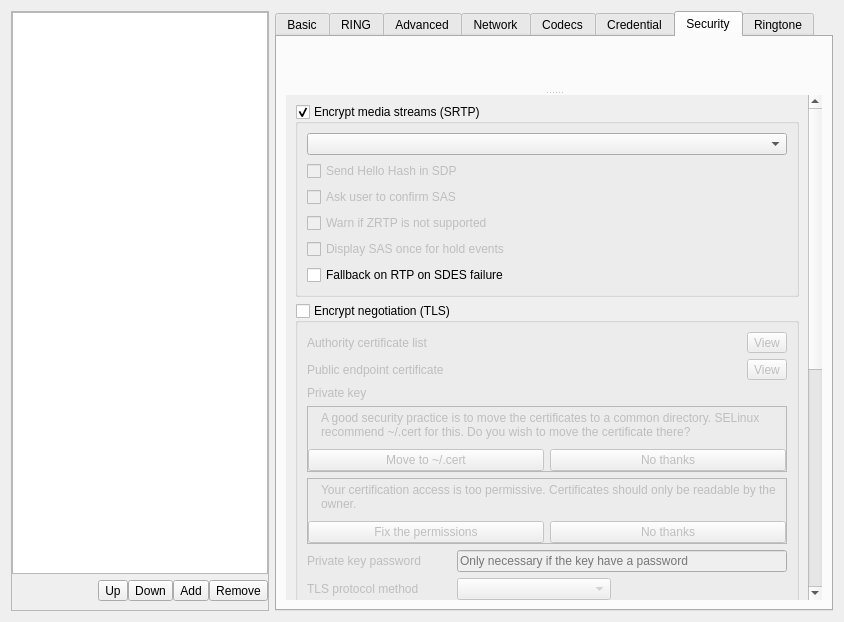
Old version of the form src/conf/dlgaccountsbase.ui in the repository KDE/ring-kde.
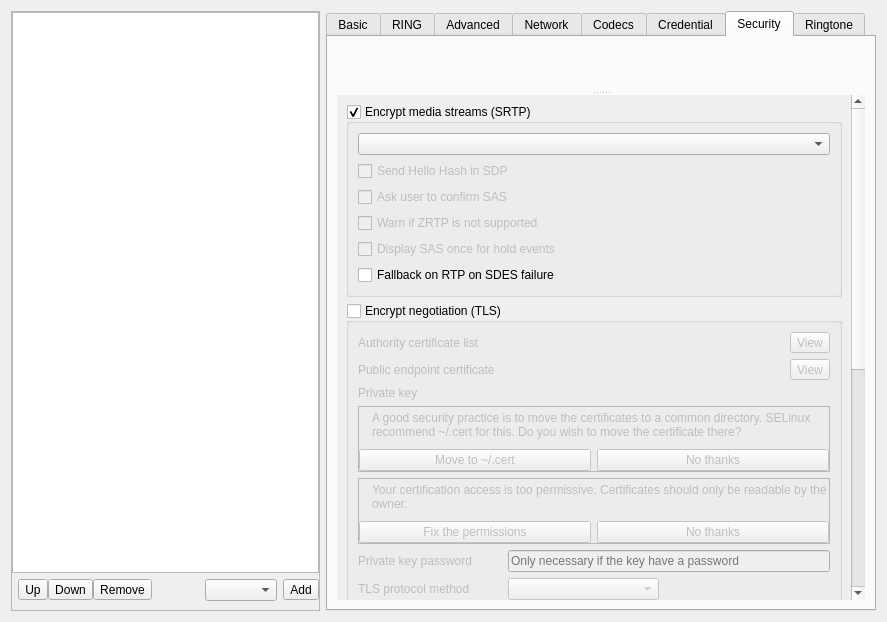
New version of the form. The open tabs and pages were chosen to show the change. Icons and pictures are not drawn. Custom widgets are drawn as their Qt base class.

Commit message:
ux: Account creation was almost impossible
It worked, but it tool several attempts to get everything ring
this is due recent changes in LibRingClient.

Refs #71995

Diff of the .ui file:
```diff
--- a/src/conf/dlgaccountsbase.ui
+++ b/src/conf/dlgaccountsbase.ui
@@ -6,7 +6,7 @@
    <rect>
     <x>0</x>
     <y>0</y>
-    <width>844</width>
+    <width>870</width>
     <height>622</height>
    </rect>
   </property>
@@ -68,6 +68,49 @@
          <property name="rightMargin">
           <number>0</number>
          </property>
+         <item row="0" column="0" colspan="5">
+          <widget class="CategorizedTreeView" name="treeView_accountList">
+           <property name="sizePolicy">
+            <sizepolicy hsizetype="Minimum" vsizetype="Expanding">
+             <horstretch>0</horstretch>
+             <verstretch>0</verstretch>
+            </sizepolicy>
+           </property>
+           <property name="minimumSize">
+            <size>
+             <width>150</width>
+             <height>0</height>
+            </size>
+           </property>
+           <property name="maximumSize">
+            <size>
+             <width>16777215</width>
+             <height>16777215</height>
+            </size>
+           </property>
+           <property name="acceptDrops">
+            <bool>true</bool>
+           </property>
+           <property name="whatsThis">
+            <string>By default, when you place a call, Ring will use the first account in this list which is &quot;registered&quot;. Change the order of the accounts using the &quot;Up&quot; and &quot;Down&quot; arrows. Enable/disable them by checking/unchecking them on the left of the item. Add or remove some with &quot;Plus&quot; and &quot;Sub&quot; buttons. Edit the selected account with the form on the right.</string>
+           </property>
+           <property name="dragEnabled">
+            <bool>true</bool>
+           </property>
+           <property name="dragDropMode">
+            <enum>QAbstractItemView::DragDrop</enum>
+           </property>
+           <property name="defaultDropAction">
+            <enum>Qt::MoveAction</enum>
+           </property>
+           <property name="indentation">
+            <number>5</number>
+           </property>
+           <property name="headerHidden">
+            <bool>true</bool>
+           </property>
+          </widget>
+         </item>
          <item row="1" column="1">
           <layout class="QHBoxLayout" name="horizontalLayout_6">
            <property name="spacing">
@@ -105,34 +148,6 @@
              </property>
             </widget>
            </item>
-           <item>
-            <widget class="CenterToolButton" name="button_accountAdd">
-             <property name="sizePolicy">
-              <sizepolicy hsizetype="Fixed" vsizetype="Fixed">
-               <horstretch>0</horstretch>
-               <verstretch>0</verstretch>
-              </sizepolicy>
-             </property>
-             <property name="sizeIncrement">
-              <size>
-               <width>0</width>
-               <height>0</height>
-              </size>
-             </property>
-             <property name="toolTip">
-              <string>Add a new account</string>
-             </property>
-             <property name="whatsThis">
-              <string>This button enables you to initialize a new account. You will then be able to edit it using the form on the right.</string>
-             </property>
-             <property name="text">
-              <string comment="Add new account">Add</string>
-             </property>
-             <property name="shortcut">
-              <string notr="true">+</string>
-             </property>
-            </widget>
-           </item>
            <item>
             <widget class="RightToolButton" name="button_accountRemove">
              <property name="sizePolicy">
@@ -160,50 +175,7 @@
            </item>
           </layout>
          </item>
-         <item row="0" column="0" colspan="2">
-          <widget class="CategorizedTreeView" name="treeView_accountList">
-           <property name="sizePolicy">
-            <sizepolicy hsizetype="Minimum" vsizetype="Expanding">
-             <horstretch>0</horstretch>
-             <verstretch>0</verstretch>
-            </sizepolicy>
-           </property>
-           <property name="minimumSize">
-            <size>
-             <width>150</width>
-             <height>0</height>
-            </size>
-           </property>
-           <property name="maximumSize">
-            <size>
-             <width>16777215</width>
-             <height>16777215</height>
-            </size>
-           </property>
-           <property name="acceptDrops">
-            <bool>true</bool>
-           </property>
-           <property name="whatsThis">
-            <string>By default, when you place a call, Ring will use the first account in this list which is &quot;registered&quot;. Change the order of the accounts using the &quot;Up&quot; and &quot;Down&quot; arrows. Enable/disable them by checking/unchecking them on the left of the item. Add or remove some with &quot;Plus&quot; and &quot;Sub&quot; buttons. Edit the selected account with the form on the right.</string>
-           </property>
-           <property name="dragEnabled">
-            <bool>true</bool>
-           </property>
-           <property name="dragDropMode">
-            <enum>QAbstractItemView::DragDrop</enum>
-           </property>
-           <property name="defaultDropAction">
-            <enum>Qt::MoveAction</enum>
-           </property>
-           <property name="indentation">
-            <number>5</number>
-           </property>
-           <property name="headerHidden">
-            <bool>true</bool>
-           </property>
-          </widget>
-         </item>
-         <item row="1" column="0">
+         <item row="1" column="2">
           <spacer name="horizontalSpacer">
            <property name="orientation">
             <enum>Qt::Horizontal</enum>
@@ -216,6 +188,37 @@
            </property>
           </spacer>
          </item>
+         <item row="1" column="4">
+          <widget class="QToolButton" name="button_accountAdd">
+           <property name="sizePolicy">
+            <sizepolicy hsizetype="Fixed" vsizetype="Fixed">
+             <horstretch>0</horstretch>
+             <verstretch>0</verstretch>
+            </sizepolicy>
+           </property>
+           <property name="sizeIncrement">
+            <size>
+             <width>0</width>
+             <height>0</height>
+            </size>
+           </property>
+           <property name="toolTip">
+            <string>Add a new account</string>
+           </property>
+           <property name="whatsThis">
+            <string>This button enables you to initialize a new account. You will then be able to edit it using the form on the right.</string>
+           </property>
+           <property name="text">
+            <string comment="Add new account">Add</string>
+           </property>
+           <property name="shortcut">
+            <string notr="true">+</string>
+           </property>
+          </widget>
+         </item>
+         <item row="1" column="3">
+          <widget class="AutoComboBox" name="m_pGlobalProto"/>
+         </item>
         </layout>
        </widget>
       </item>
@@ -1254,8 +1257,8 @@
                <rect>
                 <x>0</x>
                 <y>0</y>
-                <width>537</width>
-                <height>900</height>
+                <width>517</width>
+                <height>913</height>
                </rect>
               </property>
               <layout class="QVBoxLayout" name="verticalLayout_8">
@@ -1781,11 +1784,6 @@
    <extends>QFrame</extends>
    <header>kurlrequester.h</header>
   </customwidget>
-  <customwidget>
-   <class>CategorizedTreeView</class>
-   <extends>QTreeView</extends>
-   <header location="global">widgets/categorizedtreeview.h</header>
-  </customwidget>
   <customwidget>
    <class>LeftToolButton</class>
    <extends>QToolButton</extends>
@@ -1801,6 +1799,11 @@
    <extends>QToolButton</extends>
    <header>widgets/groupedtoolbutton.h</header>
   </customwidget>
+  <customwidget>
+   <class>CategorizedTreeView</class>
+   <extends>QTreeView</extends>
+   <header location="global">widgets/categorizedtreeview.h</header>
+  </customwidget>
   <customwidget>
    <class>SecurityLevelWidget</class>
    <extends>QWidget</extends>
```
The commit also changes 3 other files.
